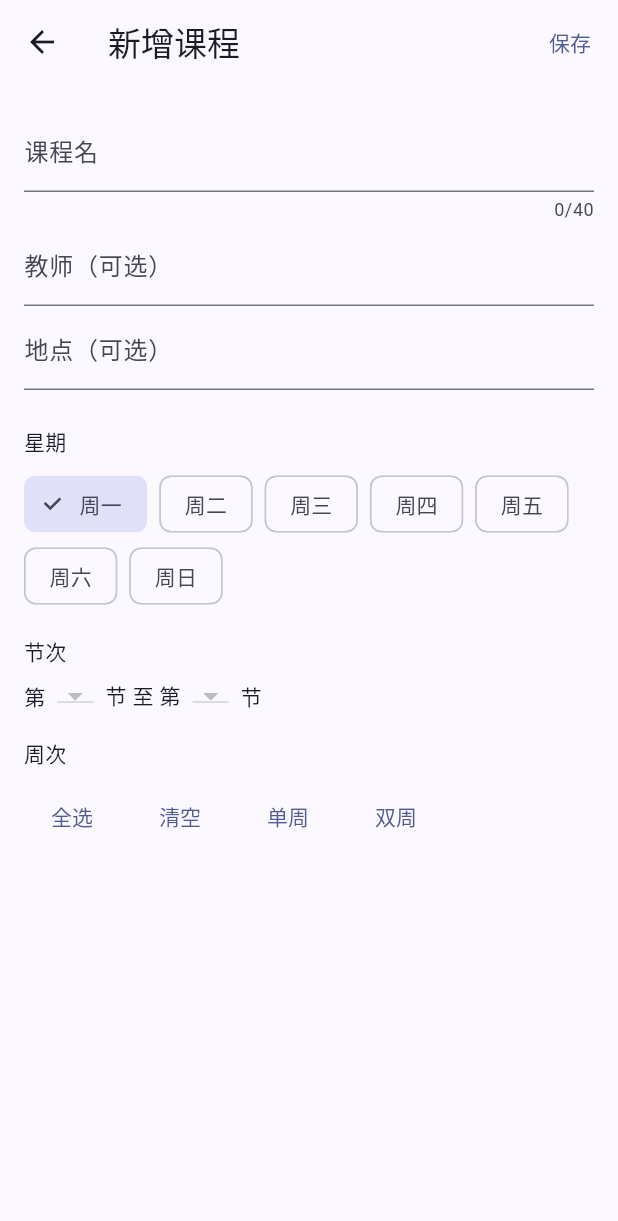
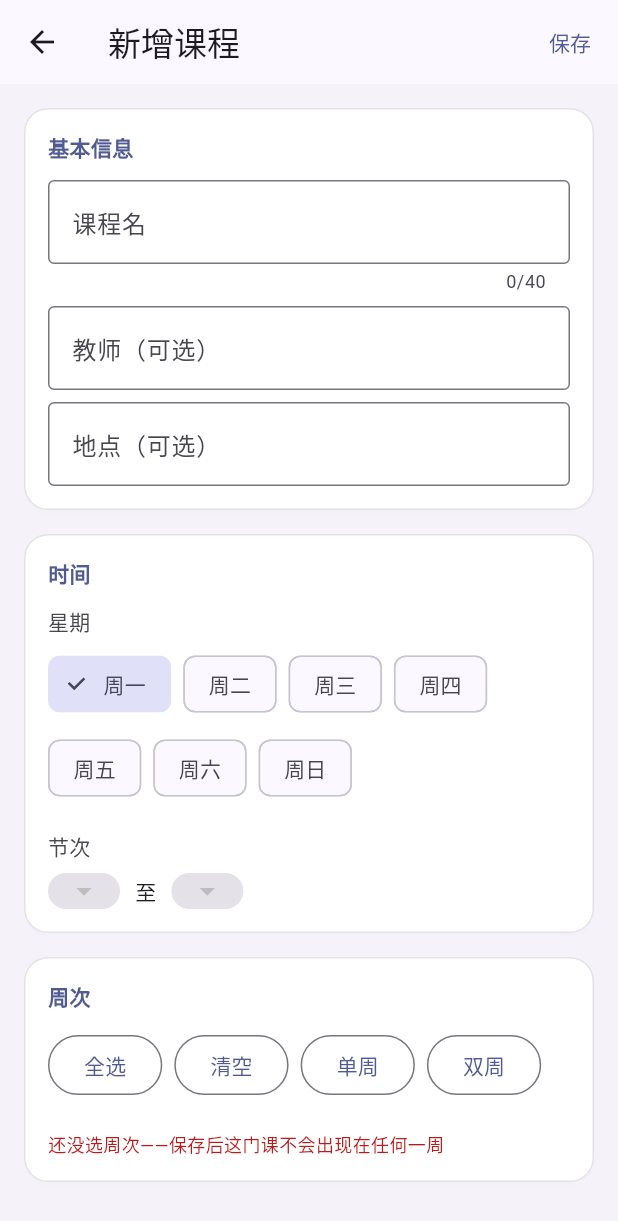
Before and after one commit to Planeer-starry/guangke-timetable, a Flutter app: the CourseEditScreen screen opened directly with empty values, on a phone screen of 412 x 824 dp. Shown: the top 1221 px of the screen. Run offline on Flutter 3.47's test engine with Material 3 defaults, Android fonts, the light colour scheme and no system bars; our stand-ins replace file_picker, package_info_plus, shared_preferences; missing offline and left inert: excel_plus, home_widget; accounts and stored records are empty.

Commit message:
feat(ui): 编辑课程页卡片化；抽出 AppCard 统一卡片与配色
【编辑页改造】course_edit_screen.dart 377 -> 466 行
- 限宽 720 居中：平板上表单不再拉满 848dp（输入框被拉得极宽、
  20 个周次标签散开占满整行），手机 < 720 自然铺满，一份代码两种形态
- 三张卡片分组：基本信息 / 时间 / 周次
- 输入框改用 OutlineInputBorder 轮廓框（原为默认下划线）
- 节次选择旁实时显示时间范围（「08:30-09:15」）——
  原来选完看不到几点上课；时间从 data.periods 实时算，
  别的学校的作息也能正确显示
- 周次快捷按钮 TextButton -> OutlinedButton（原来像文字链接，不像按钮）
- 周次为空时页面上直接红字提示（原来点保存才提示）
- 冲突提示颜色从硬编码 Colors.amber.shade100 改为主题 tertiaryContainer
  （硬编码在深色模式下会变成刺眼浅黄底 + 深色字）

【新组件】lib/widgets/app_card.dart
- AppCard：分组卡片（亮色纯白 / 暗色高容器色 + 1dp 描边 + 16dp 圆角）
- AppFieldLabel：卡片内小节标签
- appCardColor / appPageBackground：亮暗各自的配色策略

【配色：解决「整页发灰」】
原来页面和卡片都是浅灰（surface on surfaceContainerHigh），
编辑页三张卡片占满屏幕后整页糊成一片灰、没有层次。改为：
    亮色：页面 surfaceContainerLow（淡灰）+ 卡片 surfaceContainerLowest（纯白）+ 轻投影
    暗色：页面沿用主题默认 + 卡片 surfaceContainerHigh（比背景亮一档）
深色不能照搬：surfaceContainerLowest 在暗色里是纯黑，比背景还暗、边界会消失；
白色卡片又会刺眼。所以按亮度反转，阴影也只加在亮色。

设置页的 _card 与 Scaffold 背景同步这套配色，两个页面风格统一。

【测试】test/course_edit_screen_test.dart
编辑页变高后默认 800×600 视口放不下，「清空」按钮滚出屏幕导致 tap 落空。
给 pumpEditScreen 统一设 1400 高视口，让测试聚焦行为而非滚动手势。

验证：analyze 无 issue，268 测试全绿；
真机浅色/深色截图确认（编辑页与设置页均：白卡片浮在淡灰页、暗色边界清晰）。

```diff
--- a/lib/screens/course_edit_screen.dart
+++ b/lib/screens/course_edit_screen.dart
@@ -1,10 +1,12 @@
 import 'package:flutter/material.dart';
 
 import 'package:timetable/models/course.dart';
+import 'package:timetable/models/period.dart';
 import 'package:timetable/models/timetable_data.dart';
 import 'package:timetable/services/course_editor.dart';
 import 'package:timetable/utils/course_color.dart';
 import 'package:timetable/utils/week_mask.dart';
+import 'package:timetable/widgets/app_card.dart';
 
 /// 新增 / 编辑课程页。
 ///
@@ -168,49 +170,88 @@ class _CourseEditScreenState extends State<CourseEditScreen> {
 
   @override
   Widget build(BuildContext context) {
+    final ColorScheme colors = Theme.of(context).colorScheme;
     return Scaffold(
+      // 页面淡灰 + 白色卡片：卡片才浮得起来（同色会糊成一片灰）
+      backgroundColor: appPageBackground(colors),
       appBar: AppBar(
         title: Text(widget.course == null ? '新增课程' : '编辑课程'),
         actions: <Widget>[
           TextButton(onPressed: _save, child: const Text('保存')),
         ],
       ),
-      body: ListView(
-        padding: const EdgeInsets.all(16),
+      // 平板（≥840dp）上表单铺满会拉得极宽、控件全散开，
+      // 因此限宽 720 居中；手机（<720）自然铺满，不需要另写一套布局。
+      body: Align(
+        alignment: Alignment.topCenter,
+        child: ConstrainedBox(
+          constraints: const BoxConstraints(maxWidth: 720),
+          child: ListView(
+            padding: const EdgeInsets.fromLTRB(16, 16, 16, 32),
+            children: <Widget>[
+              AppCard(
+                title: '基本信息',
+                child: Column(
+                  crossAxisAlignment: CrossAxisAlignment.stretch,
+                  mainAxisSize: MainAxisSize.min,
                   children: <Widget>[
                     TextFormField(
                       controller: _nameController,
                       maxLength: 40,
-            decoration: const InputDecoration(labelText: '课程名'),
+                      decoration: const InputDecoration(
+                        labelText: '课程名',
+                        border: OutlineInputBorder(),
                       ),
+                    ),
+                    const SizedBox(height: 8),
                     TextFormField(
                       controller: _teacherController,
-            decoration: const InputDecoration(labelText: '教师（可选）'),
+                      decoration: const InputDecoration(
+                        labelText: '教师（可选）',
+                        border: OutlineInputBorder(),
                       ),
+                    ),
+                    const SizedBox(height: 8),
                     TextFormField(
                       controller: _locationController,
-            decoration: const InputDecoration(labelText: '地点（可选）'),
+                      decoration: const InputDecoration(
+                        labelText: '地点（可选）',
+                        border: OutlineInputBorder(),
                       ),
-          const SizedBox(height: 24),
+                    ),
+                  ],
+                ),
+              ),
+              const SizedBox(height: 16),
+              AppCard(
+                title: '时间',
+                child: Column(
+                  crossAxisAlignment: CrossAxisAlignment.start,
+                  mainAxisSize: MainAxisSize.min,
+                  children: <Widget>[
+                    const AppFieldLabel('星期'),
                     _buildDayPicker(context),
+                    const SizedBox(height: 18),
+                    const AppFieldLabel('节次'),
+                    _buildSectionPicker(context),
+                  ],
+                ),
+              ),
               const SizedBox(height: 16),
-          _buildSectionPicker(context),
-          const SizedBox(height: 16),
-          _buildWeekPicker(context),
+              AppCard(title: '周次', child: _buildWeekPicker(context)),
               _buildConflictHint(context),
             ],
+          ),
+        ),
       ),
     );
   }
 
+  /// 星期选择：7 个 ChoiceChip（与周次 chips 同一套控件语汇）。
   Widget _buildDayPicker(BuildContext context) {
-    return Column(
-      crossAxisAlignment: CrossAxisAlignment.start,
-      children: <Widget>[
-        Text('星期', style: Theme.of(context).textTheme.titleSmall),
-        const SizedBox(height: 8),
-        Wrap(
+    return Wrap(
       spacing: 8,
+      runSpacing: 8,
       children: <Widget>[
         for (int day = 1; day <= 7; day++)
           ChoiceChip(
@@ -219,113 +260,139 @@ class _CourseEditScreenState extends State<CourseEditScreen> {
             onSelected: (_) => setState(() => _dayWeek = day),
           ),
       ],
+    );
+  }
+
+  /// 节次选择：起止两个下拉框 + 右侧实时时间范围提示。
+  ///
+  /// 顺带补了原来的一个体验缺口：选完节次看不到对应几点上课，
+  /// 现在「08:30-09:15」直接显示在旁边。
+  Widget _buildSectionPicker(BuildContext context) {
+    final ColorScheme colors = Theme.of(context).colorScheme;
+    final List<Period> periods = widget.data.periods;
+    final List<DropdownMenuItem<int>> items = <DropdownMenuItem<int>>[
+      for (int i = 1; i <= periods.length; i++)
+        DropdownMenuItem<int>(value: i, child: Text('第$i节')),
+    ];
+
+    Widget dropdown(int value, ValueChanged<int> onChanged) {
+      return Container(
+        padding: const EdgeInsets.symmetric(horizontal: 12),
+        decoration: BoxDecoration(
+          color: colors.surfaceContainerHighest,
+          borderRadius: BorderRadius.circular(12),
+        ),
+        child: DropdownButtonHideUnderline(
+          child: DropdownButton<int>(
+            value: value,
+            isDense: true,
+            borderRadius: BorderRadius.circular(12),
+            items: items,
+            onChanged: (int? picked) {
+              if (picked != null) {
+                onChanged(picked);
+              }
+            },
+          ),
+        ),
+      );
+    }
+
+    final String timeRange = _sectionTimeRange();
+
+    return Wrap(
+      crossAxisAlignment: WrapCrossAlignment.center,
+      spacing: 10,
+      runSpacing: 8,
+      children: <Widget>[
+        dropdown(
+          _sectionStart,
+          (int picked) => setState(() {
+            _sectionStart = picked;
+            // 起始升过结束 → 结束跟上，保证 start <= end
+            if (_sectionEnd < _sectionStart) {
+              _sectionEnd = _sectionStart;
+            }
+          }),
+        ),
+        const Text('至'),
+        dropdown(
+          _sectionEnd,
+          (int picked) => setState(() {
+            _sectionEnd = picked;
+            // 对称防御：结束降到起始以下 → 起始跟着降
+            if (_sectionStart > _sectionEnd) {
+              _sectionStart = _sectionEnd;
+            }
+          }),
+        ),
+        if (timeRange.isNotEmpty)
+          Text(
+            timeRange,
+            style: TextStyle(color: colors.onSurfaceVariant),
           ),
       ],
     );
   }
 
-  Widget _buildSectionPicker(BuildContext context) {
-    final List<DropdownMenuItem<int>> items = <DropdownMenuItem<int>>[
-      for (int i = 1; i <= widget.data.periods.length; i++)
-        DropdownMenuItem<int>(value: i, child: Text('$i')),
-    ];
-    return Column(
-      crossAxisAlignment: CrossAxisAlignment.start,
-      children: <Widget>[
-        Text('节次', style: Theme.of(context).textTheme.titleSmall),
-        const SizedBox(height: 8),
-        Row(
-          children: <Widget>[
-            const Text('第'),
-            const SizedBox(width: 8),
-            DropdownButton<int>(
-              value: _sectionStart,
-              items: items,
-              onChanged: (int? value) {
-                if (value == null) {
-                  return;
+  /// 起始节开始时间 - 结束节结束时间；作息里查不到对应节次时返回空串。
+  String _sectionTimeRange() {
+    final List<Period> periods = widget.data.periods;
+    Period? start;
+    Period? end;
+    for (final Period period in periods) {
+      if (period.index == _sectionStart) {
+        start = period;
       }
-                setState(() {
-                  _sectionStart = value;
-                  // start 升过 end 时 end 跟上，保证 start <= end
-                  if (_sectionEnd < _sectionStart) {
-                    _sectionEnd = _sectionStart;
+      if (period.index == _sectionEnd) {
+        end = period;
       }
-                });
-              },
-            ),
-            const SizedBox(width: 8),
-            const Text('节 至 第'),
-            const SizedBox(width: 8),
-            DropdownButton<int>(
-              value: _sectionEnd,
-              items: items,
-              onChanged: (int? value) {
-                if (value == null) {
-                  return;
     }
-                setState(() {
-                  _sectionEnd = value;
-                  // 对称防御：end 降到 start 以下时 start 跟着降
-                  if (_sectionStart > _sectionEnd) {
-                    _sectionStart = _sectionEnd;
+    if (start == null || end == null) {
+      return '';
     }
-                });
-              },
-            ),
-            const SizedBox(width: 8),
-            const Text('节'),
-          ],
-        ),
-      ],
-    );
+    return '${start.start}-${end.end}';
   }
 
+  /// 周次选择：4 个快捷按钮 + 逐周 FilterChip。
   Widget _buildWeekPicker(BuildContext context) {
-    return Column(
-      crossAxisAlignment: CrossAxisAlignment.start,
-      children: <Widget>[
-        Text('周次', style: Theme.of(context).textTheme.titleSmall),
-        const SizedBox(height: 8),
-        Wrap(
-          spacing: 8,
-          children: <Widget>[
-            TextButton(
-              onPressed: () => setState(
+    void selectAll() => setState(
       () => _selectedWeeks = <int>{
         for (int w = 1; w <= _totalWeeks; w++) w,
       },
-              ),
-              child: const Text('全选'),
-            ),
-            TextButton(
-              onPressed: () => setState(() => _selectedWeeks = <int>{}),
-              child: const Text('清空'),
-            ),
-            TextButton(
-              onPressed: () => setState(
+    );
+    void clearAll() => setState(() => _selectedWeeks = <int>{});
+    void selectOdd() => setState(
       () => _selectedWeeks = <int>{
         for (int w = 1; w <= _totalWeeks; w++)
           if (w.isOdd) w,
       },
-              ),
-              child: const Text('单周'),
-            ),
-            TextButton(
-              onPressed: () => setState(
+    );
+    void selectEven() => setState(
       () => _selectedWeeks = <int>{
         for (int w = 1; w <= _totalWeeks; w++)
           if (w.isEven) w,
       },
-              ),
-              child: const Text('双周'),
-            ),
+    );
+
+    return Column(
+      crossAxisAlignment: CrossAxisAlignment.start,
+      mainAxisSize: MainAxisSize.min,
+      children: <Widget>[
+        Wrap(
+          spacing: 8,
+          runSpacing: 8,
+          children: <Widget>[
+            OutlinedButton(onPressed: selectAll, child: const Text('全选')),
+            OutlinedButton(onPressed: clearAll, child: const Text('清空')),
+            OutlinedButton(onPressed: selectOdd, child: const Text('单周')),
+            OutlinedButton(onPressed: selectEven, child: const Text('双周')),
           ],
         ),
-        const SizedBox(height: 4),
+        const SizedBox(height: 12),
         Wrap(
           spacing: 6,
-          runSpacing: 4,
+          runSpacing: 6,
           children: <Widget>[
             for (int w = 1; w <= _totalWeeks; w++)
               FilterChip(
@@ -341,37 +408,57 @@ class _CourseEditScreenState extends State<CourseEditScreen> {
               ),
           ],
         ),
+        if (_selectedWeeks.isEmpty) ...<Widget>[
+          const SizedBox(height: 8),
+          Text(
+            '还没选周次——保存后这门课不会出现在任何一周',
+            style: TextStyle(
+              color: Theme.of(context).colorScheme.error,
+              fontSize: 12,
+            ),
+          ),
+        ],
       ],
     );
   }
 
-  /// 冲突提示（非阻塞，amber 底）：只在有冲突时渲染。
+  /// 冲突提示（非阻塞）：只在有冲突时渲染。
+  ///
+  /// 颜色走主题的 tertiaryContainer 而不是硬编码 amber——
+  /// 硬编码在深色模式下会变成刺眼的浅黄底 + 深色字。
   Widget _buildConflictHint(BuildContext context) {
     final List<Course> conflicts = _conflictingCourses();
     if (conflicts.isEmpty) {
       return const SizedBox.shrink();
     }
-    return Container(
-      margin: const EdgeInsets.only(top: 16),
-      padding: const EdgeInsets.all(12),
+    final ColorScheme colors = Theme.of(context).colorScheme;
+    return Padding(
+      padding: const EdgeInsets.only(top: 16),
+      child: Container(
+        padding: const EdgeInsets.all(14),
         decoration: BoxDecoration(
-        color: Colors.amber.shade100,
-        borderRadius: BorderRadius.circular(8),
+          color: colors.tertiaryContainer,
+          borderRadius: BorderRadius.circular(16),
         ),
         child: Row(
           crossAxisAlignment: CrossAxisAlignment.start,
           children: <Widget>[
-          Icon(Icons.warning_amber_rounded, color: Colors.amber.shade800),
-          const SizedBox(width: 8),
+            Icon(
+              Icons.warning_amber_rounded,
+              size: 20,
+              color: colors.onTertiaryContainer,
+            ),
+            const SizedBox(width: 10),
             Expanded(
               child: Text(
                 '该时段已有 ${conflicts.length} 门课：'
                 '${conflicts.map((Course c) => c.name).join('、')}',
-              style: TextStyle(color: Colors.amber.shade900),
+                style: TextStyle(color: colors.onTertiaryContainer),
               ),
             ),
           ],
         ),
+      ),
     );
   }
 }
--- a/lib/screens/settings_screen.dart
+++ b/lib/screens/settings_screen.dart
@@ -12,6 +12,7 @@ import 'package:timetable/services/storage_service.dart';
 import 'package:timetable/services/undo_stack.dart';
 import 'package:timetable/services/widget_service.dart';
 import 'package:timetable/utils/breakpoints.dart';
+import 'package:timetable/widgets/app_card.dart';
 import 'package:timetable/widgets/update_section.dart';
 
 /// 设置页：学期 / 外观 / 课表 / 关于 / 更新。
@@ -236,6 +237,7 @@ class _SettingsScreenState extends State<SettingsScreen> {
   @override
   Widget build(BuildContext context) {
     return Scaffold(
+      backgroundColor: appPageBackground(Theme.of(context).colorScheme),
       appBar: AppBar(title: const Text('设置')),
       // expanded（平板）走双栏卡片；compact / medium 保持单列列表。
       // 断点只在这里读一次；两个分支复用同一批 _buildXxxContent，
@@ -320,12 +322,13 @@ class _SettingsScreenState extends State<SettingsScreen> {
   Widget _card(BuildContext context, Widget child) {
     final ColorScheme colors = Theme.of(context).colorScheme;
     return Card(
-      elevation: 0,
-      color: colors.surfaceContainerHigh,
+      elevation: colors.brightness == Brightness.light ? 1 : 0,
+      shadowColor: Colors.black.withValues(alpha: 0.06),
+      color: appCardColor(colors),
       shape: RoundedRectangleBorder(
         borderRadius: BorderRadius.circular(16),
         side: BorderSide(
-          color: colors.outlineVariant.withValues(alpha: 0.6),
+          color: colors.outlineVariant.withValues(alpha: 0.5),
           width: 1,
         ),
       ),
--- /dev/null
+++ b/lib/widgets/app_card.dart
@@ -0,0 +1,110 @@
+import 'package:flutter/material.dart';
+
+/// 卡片背景色。
+///
+/// **亮色用纯白**：页面背景是淡灰，白色卡片浮在上面层次清楚；
+/// 若卡片也用灰（surfaceContainerHigh），整页会糊成一片灰——
+/// 编辑页三张卡片占满屏幕时尤其明显。
+///
+/// **暗色用高容器色**：暗色下白色卡片会刺眼，且 surfaceContainerLowest
+/// 在暗色里就是纯黑，比背景还暗、看不出边界，所以反过来取比背景亮一档。
+Color appCardColor(ColorScheme colors) {
+  return colors.brightness == Brightness.light
+      ? colors.surfaceContainerLowest
+      : colors.surfaceContainerHigh;
+}
+
+/// 页面背景色：亮色用一档淡灰，让白色卡片浮起来；暗色沿用主题默认。
+Color? appPageBackground(ColorScheme colors) {
+  return colors.brightness == Brightness.light
+      ? colors.surfaceContainerLow
+      : null;
+}
+
+/// 统一的卡片容器：白（亮）/ 高容器色（暗）底 + 1dp 描边 + 16dp 圆角。
+///
+/// 设置页、课程编辑页等「分组表单 / 设置项」都用它，保证跨页面视觉一致。
+class AppCard extends StatelessWidget {
+  const AppCard({
+    super.key,
+    this.title,
+    required this.child,
+    this.padding = const EdgeInsets.all(16),
+  });
+
+  /// 分组标题（primary 色加粗），null = 不显示标题。
+  final String? title;
+
+  final Widget child;
+  final EdgeInsetsGeometry padding;
+
+  @override
+  Widget build(BuildContext context) {
+    final ThemeData theme = Theme.of(context);
+    final ColorScheme colors = theme.colorScheme;
+    final bool isLight = colors.brightness == Brightness.light;
+    final String? heading = title;
+    return Card(
+      // 亮色加一点投影让白卡片浮起来；暗色靠描边就够，投影会脏
+      elevation: isLight ? 1 : 0,
+      shadowColor: Colors.black.withValues(alpha: 0.06),
+      margin: EdgeInsets.zero,
+      color: appCardColor(colors),
+      shape: RoundedRectangleBorder(
+        borderRadius: BorderRadius.circular(16),
+        side: BorderSide(
+          color: colors.outlineVariant.withValues(alpha: 0.5),
+          width: 1,
+        ),
+      ),
+      child: Padding(
+        padding: padding,
+        child: Column(
+          crossAxisAlignment: CrossAxisAlignment.start,
+          mainAxisSize: MainAxisSize.min,
+          children: <Widget>[
+            if (heading != null) ...<Widget>[
+              Text(
+                heading,
+                style: TextStyle(
+                  color: colors.primary,
+                  fontWeight: FontWeight.bold,
+                ),
+              ),
+              const SizedBox(height: 12),
+            ],
+            child,
+          ],
+        ),
+      ),
+    );
+  }
+}
+
+/// 卡片内的小节标签（比 AppCard.title 低一档，用于「星期」「节次」等）。
+class AppFieldLabel extends StatelessWidget {
+  const AppFieldLabel(this.text, {super.key, this.trailing});
+
+  final String text;
+  final Widget? trailing;
+
+  @override
+  Widget build(BuildContext context) {
+    final ThemeData theme = Theme.of(context);
+    final Widget? tail = trailing;
+    return Padding(
+      padding: const EdgeInsets.only(bottom: 8),
+      child: Row(
+        children: <Widget>[
+          Text(
+            text,
+            style: theme.textTheme.labelLarge?.copyWith(
+              color: theme.colorScheme.onSurfaceVariant,
+            ),
+          ),
+          if (tail != null) ...<Widget>[const Spacer(), tail],
+        ],
+      ),
+    );
+  }
+}
```
Also changed, not shown: _m2.txt (added, +36 -0 lines), 1 other file. Lines whose indentation alone changed are shown as unchanged.
